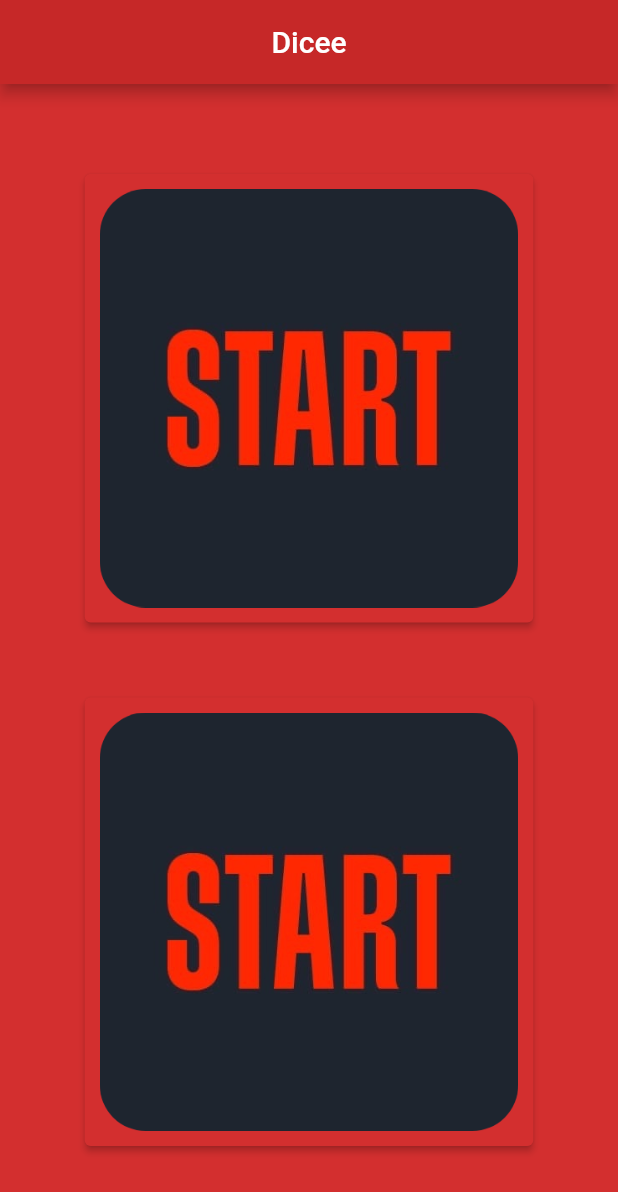
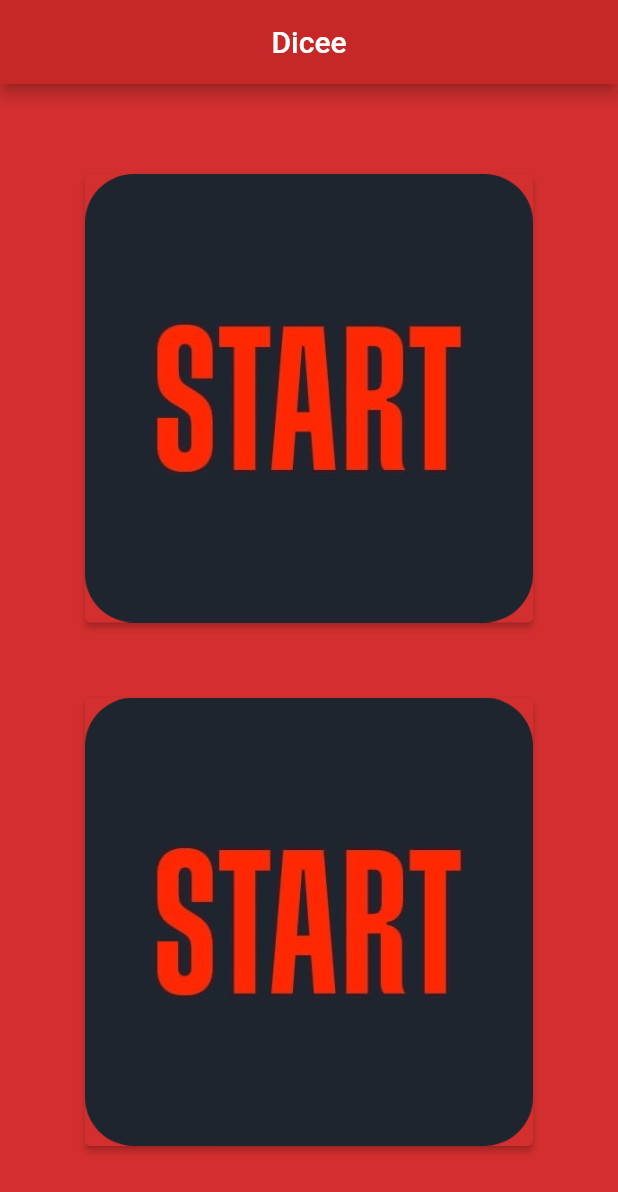
Before and after one commit to rohit-sama/dicee-flutter, a Flutter app: the screen it shows after launch, on a phone screen of 412 x 824 dp. Shown: the top 1192 px of the screen. Run offline on Flutter 3.47's test engine with Material 2 defaults, Android fonts, the phone set to English and light mode, and no system bars.

Commit message:
Update main.dart

```diff
--- a/lib/main.dart
+++ b/lib/main.dart
@@ -44,7 +44,7 @@ class _DicePageState extends State<DicePage> {
               child: ElevatedButton(
                   style: ElevatedButton.styleFrom(
                       backgroundColor: Colors.red[700],
-                      padding: EdgeInsets.all(10)),
+                      padding: EdgeInsets.all(0)),
                   onPressed: () {
                     setState(() {
                       var hello = Random();
@@ -59,7 +59,7 @@ class _DicePageState extends State<DicePage> {
               child: ElevatedButton(
                   style: ElevatedButton.styleFrom(
                     backgroundColor: Colors.red[700],
-                    padding: EdgeInsets.all(10),
+                    padding: EdgeInsets.all(0),
                   ),
                   onPressed: () {
                     setState(() {
```
